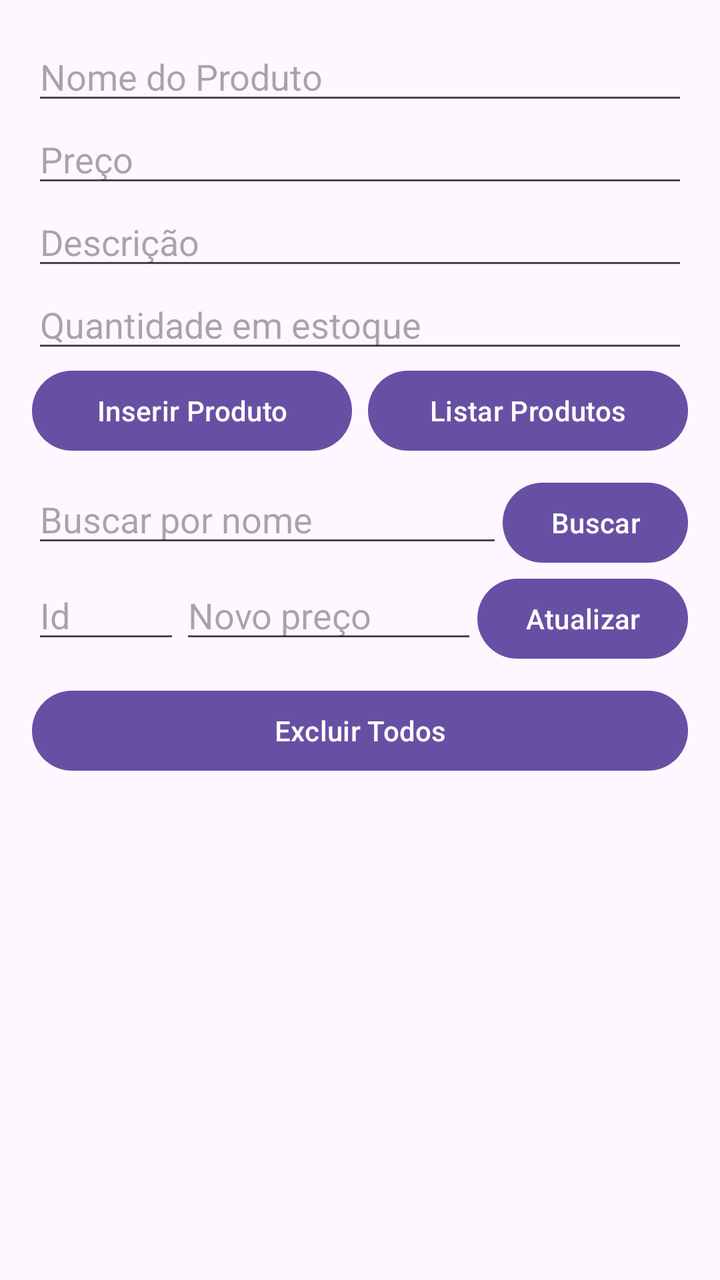
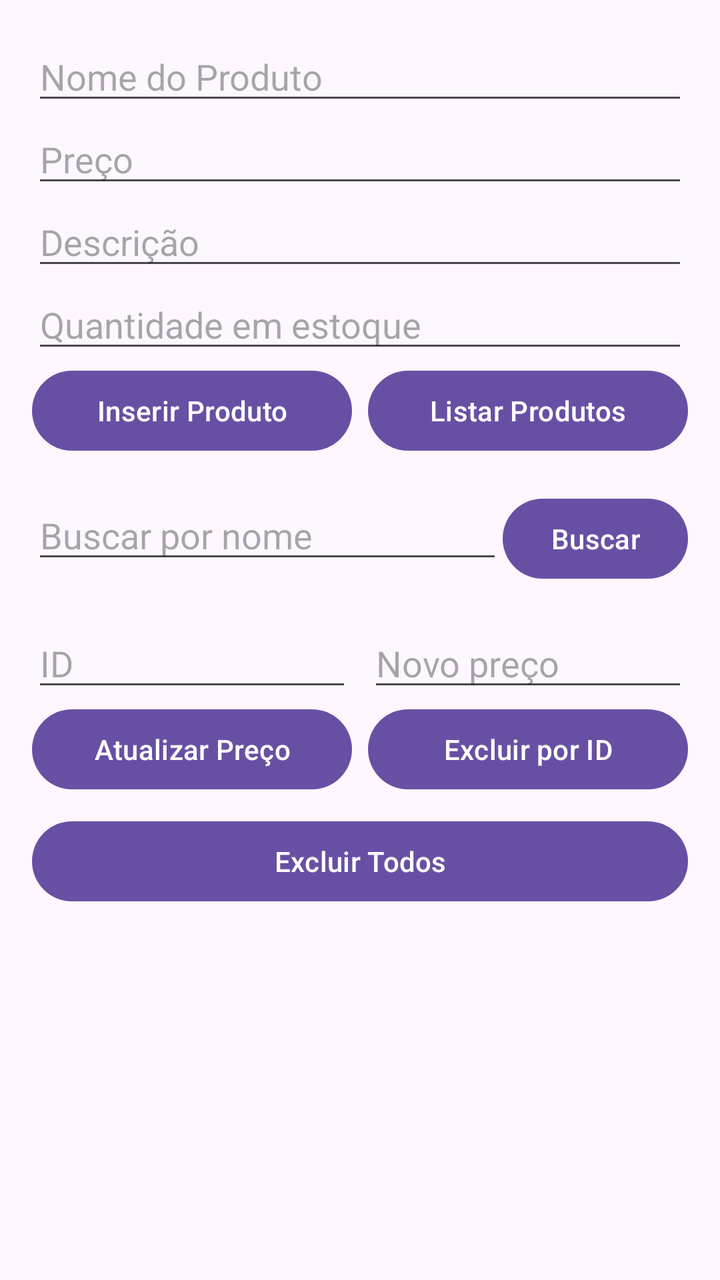

Screens rendered from an Android XML layout before and after an edit, with the pre-edit source and the edit as a unified diff.
<!-- AndroidManifest.xml: application theme Theme.AppRoomProduto -->
<!-- res/layout/activity_main.xml -->
<?xml version="1.0" encoding="utf-8"?>
<androidx.core.widget.NestedScrollView xmlns:android="http://schemas.android.com/apk/res/android"
    android:layout_width="match_parent"
    android:layout_height="match_parent"
    android:fitsSystemWindows="true">

    <LinearLayout
        android:layout_width="match_parent"
        android:layout_height="wrap_content"
        android:orientation="vertical"
        android:padding="16dp">

        
        <EditText
            android:id="@+id/editProductName"
            android:layout_width="match_parent"
            android:layout_height="wrap_content"
            android:inputType="text"
            android:hint="Nome do Produto" />

        <EditText
            android:id="@+id/editProductPrice"
            android:layout_width="match_parent"
            android:layout_height="wrap_content"
            android:inputType="numberDecimal"
            android:hint="Preço" />

        <EditText
            android:id="@+id/editProductDescription"
            android:layout_width="match_parent"
            android:layout_height="wrap_content"
            android:inputType="text"
            android:hint="Descrição" />

        
        <EditText
            android:id="@+id/editProductQuantity"
            android:layout_width="match_parent"
            android:layout_height="wrap_content"
            android:inputType="number"
            android:hint="Quantidade em estoque" />

        <LinearLayout
            android:layout_width="match_parent"
            android:layout_height="wrap_content"
            android:orientation="horizontal">

            <Button
                android:id="@+id/btnInserirProduto"
                android:layout_width="0dp"
                android:layout_height="wrap_content"
                android:layout_weight="1"
                android:layout_marginEnd="4dp"
                android:text="Inserir Produto" />

            <Button
                android:id="@+id/btnListarProdutos"
                android:layout_width="0dp"
                android:layout_height="wrap_content"
                android:layout_weight="1"
                android:layout_marginStart="4dp"
                android:text="Listar Produtos" />
        </LinearLayout>

        
        <LinearLayout
            android:layout_width="match_parent"
            android:layout_height="wrap_content"
            android:layout_marginTop="8dp"
            android:orientation="horizontal">

            <EditText
                android:id="@+id/editBusca"
                android:layout_width="0dp"
                android:layout_height="wrap_content"
                android:layout_weight="1"
                android:inputType="text"
                android:hint="Buscar por nome" />

            <Button
                android:id="@+id/btnBuscar"
                android:layout_width="wrap_content"
                android:layout_height="wrap_content"
                android:text="Buscar" />
        </LinearLayout>

        
        <LinearLayout
            android:layout_width="match_parent"
            android:layout_height="wrap_content"
            android:orientation="horizontal">

            <EditText
                android:id="@+id/editUpdateId"
                android:layout_width="0dp"
                android:layout_height="wrap_content"
                android:layout_weight="1"
                android:inputType="number"
                android:hint="Id" />

            <EditText
                android:id="@+id/editUpdatePrice"
                android:layout_width="0dp"
                android:layout_height="wrap_content"
                android:layout_weight="2"
                android:inputType="numberDecimal"
                android:hint="Novo preço" />

            <Button
                android:id="@+id/btnAtualizarPreco"
                android:layout_width="wrap_content"
                android:layout_height="wrap_content"
                android:text="Atualizar" />
        </LinearLayout>

        
        <Button
            android:id="@+id/btnExcluirTodos"
            android:layout_width="match_parent"
            android:layout_height="wrap_content"
            android:layout_marginTop="8dp"
            android:text="Excluir Todos" />

        
        <TextView
            android:id="@+id/textTotal"
            android:layout_width="match_parent"
            android:layout_height="wrap_content"
            android:layout_marginTop="16dp"
            android:textStyle="bold"
            android:textSize="16sp" />

        <TextView
            android:id="@+id/textEmpty"
            android:layout_width="match_parent"
            android:layout_height="wrap_content" />

        
        <androidx.recyclerview.widget.RecyclerView
            android:id="@+id/recyclerProducts"
            android:layout_width="match_parent"
            android:layout_height="wrap_content"
            android:nestedScrollingEnabled="false" />

    </LinearLayout>
</androidx.core.widget.NestedScrollView>
<!-- resources referenced by this layout -->
<resources>
  <style name="Theme.AppRoomProduto" parent="Base.Theme.AppRoomProduto" />
  <style name="Base.Theme.AppRoomProduto" parent="Theme.Material3.DayNight.NoActionBar">
          
          
      </style>
</resources>

<!-- the commit's change to res/layout/activity_main.xml (unified diff, before → after) -->
@@ -1,8 +1,7 @@
 <?xml version="1.0" encoding="utf-8"?>
-<androidx.core.widget.NestedScrollView xmlns:android="http://schemas.android.com/apk/res/android"
+<ScrollView xmlns:android="http://schemas.android.com/apk/res/android"
     android:layout_width="match_parent"
-    android:layout_height="match_parent"
-    android:fitsSystemWindows="true">
+    android:layout_height="match_parent">
 
     <LinearLayout
         android:layout_width="match_parent"
@@ -10,35 +9,33 @@
         android:orientation="vertical"
         android:padding="16dp">
 
-        
         <EditText
             android:id="@+id/editProductName"
             android:layout_width="match_parent"
             android:layout_height="wrap_content"
             android:inputType="text"
-            android:hint="Nome do Produto" />
+            android:hint="@string/hint_nome" />
 
         <EditText
             android:id="@+id/editProductPrice"
             android:layout_width="match_parent"
             android:layout_height="wrap_content"
             android:inputType="numberDecimal"
-            android:hint="Preço" />
+            android:hint="@string/hint_preco" />
 
         <EditText
             android:id="@+id/editProductDescription"
             android:layout_width="match_parent"
             android:layout_height="wrap_content"
             android:inputType="text"
-            android:hint="Descrição" />
+            android:hint="@string/hint_descricao" />
 
-        
         <EditText
             android:id="@+id/editProductQuantity"
             android:layout_width="match_parent"
             android:layout_height="wrap_content"
             android:inputType="number"
-            android:hint="Quantidade em estoque" />
+            android:hint="@string/hint_quantidade" />
 
         <LinearLayout
             android:layout_width="match_parent"
@@ -48,99 +45,105 @@
             <Button
                 android:id="@+id/btnInserirProduto"
                 android:layout_width="0dp"
+                android:layout_weight="1"
                 android:layout_height="wrap_content"
-                android:layout_weight="1"
-                android:layout_marginEnd="4dp"
-                android:text="Inserir Produto" />
+                android:text="@string/btn_inserir_produto" />
 
             <Button
                 android:id="@+id/btnListarProdutos"
                 android:layout_width="0dp"
+                android:layout_weight="1"
                 android:layout_height="wrap_content"
-                android:layout_weight="1"
-                android:layout_marginStart="4dp"
-                android:text="Listar Produtos" />
+                android:layout_marginStart="8dp"
+                android:text="@string/btn_listar_produtos" />
         </LinearLayout>
 
-        
         <LinearLayout
             android:layout_width="match_parent"
             android:layout_height="wrap_content"
-            android:layout_marginTop="8dp"
+            android:layout_marginTop="16dp"
             android:orientation="horizontal">
 
             <EditText
                 android:id="@+id/editBusca"
                 android:layout_width="0dp"
+                android:layout_weight="1"
                 android:layout_height="wrap_content"
-                android:layout_weight="1"
                 android:inputType="text"
-                android:hint="Buscar por nome" />
+                android:hint="@string/hint_busca" />
 
             <Button
                 android:id="@+id/btnBuscar"
                 android:layout_width="wrap_content"
                 android:layout_height="wrap_content"
-                android:text="Buscar" />
+                android:text="@string/btn_buscar" />
         </LinearLayout>
 
-        
+        <LinearLayout
+            android:layout_width="match_parent"
+            android:layout_height="wrap_content"
+            android:layout_marginTop="16dp"
+            android:orientation="horizontal">
+
+            <EditText
+                android:id="@+id/editId"
+                android:layout_width="0dp"
+                android:layout_weight="1"
+                android:layout_height="wrap_content"
+                android:inputType="number"
+                android:hint="@string/hint_id" />
+
+            <EditText
+                android:id="@+id/editNovoPreco"
+                android:layout_width="0dp"
+                android:layout_weight="1"
+                android:layout_height="wrap_content"
+                android:layout_marginStart="8dp"
+                android:inputType="numberDecimal"
+                android:hint="@string/hint_novo_preco" />
+        </LinearLayout>
+
         <LinearLayout
             android:layout_width="match_parent"
             android:layout_height="wrap_content"
             android:orientation="horizontal">
 
-            <EditText
-                android:id="@+id/editUpdateId"
+            <Button
+                android:id="@+id/btnAtualizarPreco"
                 android:layout_width="0dp"
+                android:layout_weight="1"
                 android:layout_height="wrap_content"
-                android:layout_weight="1"
-                android:inputType="number"
-                android:hint="Id" />
-
-            <EditText
-                android:id="@+id/editUpdatePrice"
-                android:layout_width="0dp"
-                android:layout_height="wrap_content"
-                android:layout_weight="2"
-                android:inputType="numberDecimal"
-                android:hint="Novo preço" />
+                android:text="@string/btn_atualizar_preco" />
 
             <Button
-                android:id="@+id/btnAtualizarPreco"
-                android:layout_width="wrap_content"
+                android:id="@+id/btnExcluirPorId"
+                android:layout_width="0dp"
+                android:layout_weight="1"
                 android:layout_height="wrap_content"
-                android:text="Atualizar" />
+                android:layout_marginStart="8dp"
+                android:text="@string/btn_excluir_por_id" />
         </LinearLayout>
 
-        
         <Button
             android:id="@+id/btnExcluirTodos"
             android:layout_width="match_parent"
             android:layout_height="wrap_content"
             android:layout_marginTop="8dp"
-            android:text="Excluir Todos" />
+            android:text="@string/btn_excluir_todos" />
 
-        
         <TextView
-            android:id="@+id/textTotal"
+            android:id="@+id/txtResumo"
             android:layout_width="match_parent"
             android:layout_height="wrap_content"
             android:layout_marginTop="16dp"
-            android:textStyle="bold"
-            android:textSize="16sp" />
+            android:textStyle="bold" />
 
         <TextView
-            android:id="@+id/textEmpty"
-            android:layout_width="match_parent"
-            android:layout_height="wrap_content" />
-
-        
-        <androidx.recyclerview.widget.RecyclerView
-            android:id="@+id/recyclerProducts"
+            android:id="@+id/txtListaProdutos"
             android:layout_width="match_parent"
             android:layout_height="wrap_content"
-            android:nestedScrollingEnabled="false" />
+            android:layout_marginTop="8dp"
+            android:textSize="15sp" />
 
     </LinearLayout>
-</androidx.core.widget.NestedScrollView>
+</ScrollView>
<!-- resource entries referenced after the edit -->
@@ -1,5 +1,18 @@
 <!-- resources referenced by this layout -->
 <resources>
+  <string name="btn_atualizar_preco">Atualizar Preço</string>
+  <string name="btn_buscar">Buscar</string>
+  <string name="btn_excluir_por_id">Excluir por ID</string>
+  <string name="btn_excluir_todos">Excluir Todos</string>
+  <string name="btn_inserir_produto">Inserir Produto</string>
+  <string name="btn_listar_produtos">Listar Produtos</string>
+  <string name="hint_busca">Buscar por nome</string>
+  <string name="hint_descricao">Descrição</string>
+  <string name="hint_id">ID</string>
+  <string name="hint_nome">Nome do Produto</string>
+  <string name="hint_novo_preco">Novo preço</string>
+  <string name="hint_preco">Preço</string>
+  <string name="hint_quantidade">Quantidade em estoque</string>
   <style name="Theme.AppRoomProduto" parent="Base.Theme.AppRoomProduto" />
   <style name="Base.Theme.AppRoomProduto" parent="Theme.Material3.DayNight.NoActionBar">
           
